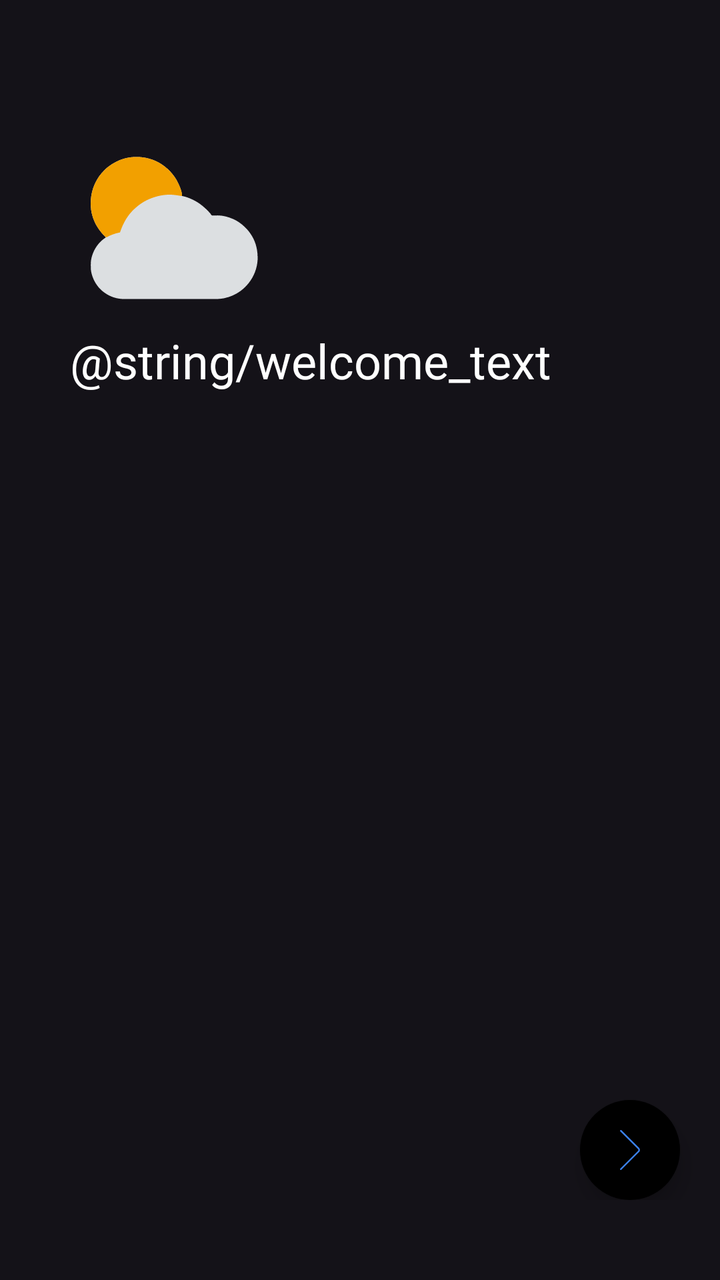
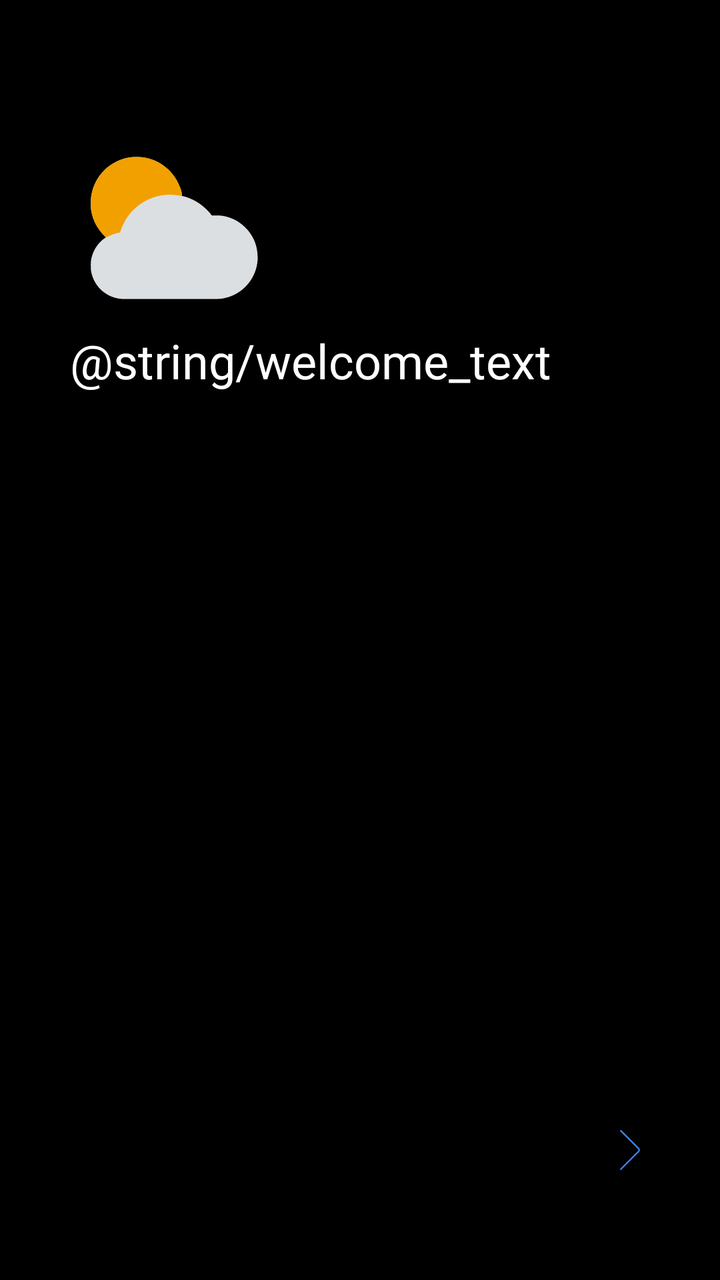

Two renders of the same Android screen: before a commit and after it. Below are the layout's source before the change and the commit's diff.
<!-- AndroidManifest.xml: application theme Theme.Material3.Dark.NoActionBar -->
<!-- res/layout/on_board.xml -->
<LinearLayout
    xmlns:app="http://schemas.android.com/apk/res-auto"
    xmlns:android="http://schemas.android.com/apk/res/android"
    android:layout_width="match_parent"
    android:layout_height="match_parent"
    android:orientation="vertical"
    android:paddingBottom="40dp">
    <LinearLayout
        android:layout_width="wrap_content"
        android:layout_height="wrap_content"
        android:layout_marginStart="35dp"
        android:layout_marginTop="40dp"
        android:orientation="vertical">
        <com.google.android.material.imageview.ShapeableImageView
            android:layout_width="100dp"
            android:layout_height="100dp"
            android:layout_marginTop="24dp"
            android:src="@drawable/partlycloudy"/>
        <TextView
            android:layout_height="wrap_content"
            android:layout_width="wrap_content"
            android:fontFamily="@font/montserrat_bold"
            android:lineSpacingExtra="8dp"
            android:text="@string/welcome_text"
            android:textColor="#FFFFFF"
            android:textSize="24sp"/>
    </LinearLayout>
    <View
        android:layout_width="match_parent"
        android:layout_height="0dp"
        android:layout_weight="1" />
    <ImageButton
        android:id="@+id/btnNext"
        android:layout_width="50dp"
        android:layout_height="50dp"
        android:layout_marginEnd="20dp"
        android:background="@drawable/bg_circle"
        android:contentDescription="@android:string/ok"
        android:elevation="6dp"
        android:layout_gravity="end"
        android:src="@drawable/right_arrow"
        app:tint="#3B82F6" />
</LinearLayout>
<!-- resources referenced by this layout -->
<resources>
  <!-- drawable bg_circle (drawable) -->
  <?xml version="1.0" encoding="utf-8"?>
  <shape xmlns:android="http://schemas.android.com/apk/res/android">
      <solid android:color="#000000"/>
      <corners android:radius="100dp"/>
  </shape>
  <!-- drawable partlycloudy: vector/xml drawable (drawable, 3837 chars, omitted) -->
  <!-- drawable right_arrow (drawable) -->
  <vector xmlns:android="http://schemas.android.com/apk/res/android"
      android:width="@dimen/rightArrowSize"
      android:height="@dimen/rightArrowSize"
      android:viewportWidth="800"
      android:viewportHeight="800">
    <group>
      <clip-path
          android:pathData="M0,0h800v800h-800z"/>
      <path
          android:pathData="M216.77,800C210.36,800 204.59,796.15 202.14,790.23C199.69,784.31 201.04,777.5 205.57,772.97C205.57,772.97 559.72,418.8 559.72,418.8C570.05,408.39 570.05,391.59 559.72,381.18C559.72,381.18 205.57,27.03 205.57,27.03C199.39,20.84 199.39,10.82 205.58,4.64C211.76,-1.54 221.79,-1.54 227.97,4.64C227.97,4.64 582.1,358.8 582.1,358.8C604.8,381.58 604.8,418.42 582.1,441.19C582.1,441.19 227.96,795.37 227.96,795.37C224.99,798.33 220.97,800 216.77,800Z"
          android:fillColor="#FFFFFF"/>
    </group>
  </vector>
  <dimen name="rightArrowSize">20dp</dimen>
</resources>

<!-- the commit's change to res/layout/on_board.xml (unified diff, before → after) -->
@@ -4,6 +4,7 @@
     android:layout_width="match_parent"
     android:layout_height="match_parent"
     android:orientation="vertical"
+    android:background="@color/pitchBlackBackground"
     android:paddingBottom="40dp">
     <LinearLayout
         android:layout_width="wrap_content"
<!-- resource entries referenced after the edit -->
@@ -1,5 +1,6 @@
 <!-- resources referenced by this layout -->
 <resources>
+  <color name="pitchBlackBackground">#000000</color>
   <!-- drawable bg_circle (drawable) -->
   <?xml version="1.0" encoding="utf-8"?>
   <shape xmlns:android="http://schemas.android.com/apk/res/android">
